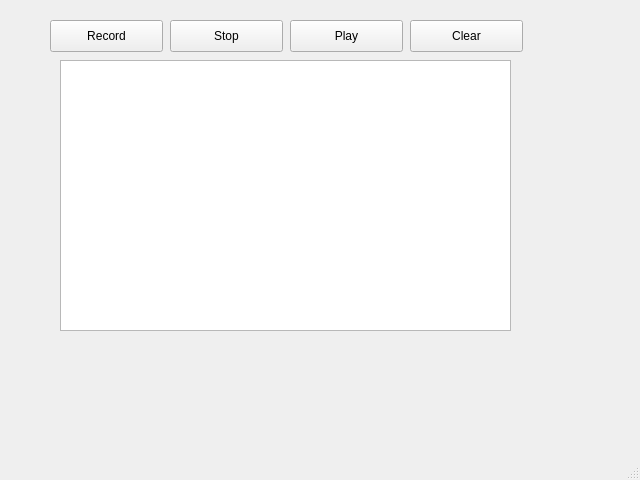
Qt form hw71/hw712_Qt_rtmidiin/mainwindow.ui (cam-br0wn/cs312) before a commit.
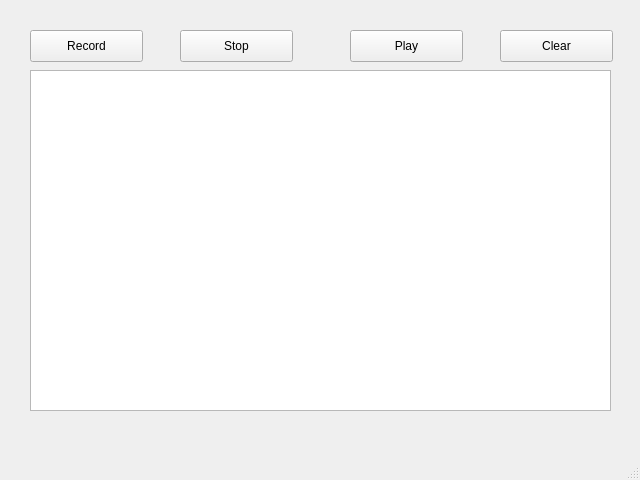
The same form after that commit.

Patch:
```diff
--- a/hw71/hw712_Qt_rtmidiin/mainwindow.ui
+++ b/hw71/hw712_Qt_rtmidiin/mainwindow.ui
@@ -29,8 +29,8 @@
    <widget class="QPushButton" name="pushButton_record">
     <property name="geometry">
      <rect>
-      <x>50</x>
-      <y>20</y>
+      <x>30</x>
+      <y>30</y>
       <width>113</width>
       <height>32</height>
      </rect>
@@ -39,24 +39,11 @@
      <string>Record</string>
     </property>
    </widget>
-   <widget class="QPushButton" name="pushButton_stop">
-    <property name="geometry">
-     <rect>
-      <x>170</x>
-      <y>20</y>
-      <width>113</width>
-      <height>32</height>
-     </rect>
-    </property>
-    <property name="text">
-     <string>Stop</string>
-    </property>
-   </widget>
    <widget class="QPushButton" name="pushButton_play">
     <property name="geometry">
      <rect>
-      <x>290</x>
-      <y>20</y>
+      <x>350</x>
+      <y>30</y>
       <width>113</width>
       <height>32</height>
      </rect>
@@ -65,11 +52,24 @@
      <string>Play</string>
     </property>
    </widget>
+   <widget class="QPushButton" name="pushButton_stop">
+    <property name="geometry">
+     <rect>
+      <x>180</x>
+      <y>30</y>
+      <width>113</width>
+      <height>32</height>
+     </rect>
+    </property>
+    <property name="text">
+     <string>Stop</string>
+    </property>
+   </widget>
    <widget class="QPushButton" name="pushButton_clear">
     <property name="geometry">
      <rect>
-      <x>410</x>
-      <y>20</y>
+      <x>500</x>
+      <y>30</y>
       <width>113</width>
       <height>32</height>
      </rect>
@@ -81,10 +81,10 @@
    <widget class="QPlainTextEdit" name="plainTextEdit">
     <property name="geometry">
      <rect>
-      <x>60</x>
-      <y>60</y>
-      <width>451</width>
-      <height>271</height>
+      <x>30</x>
+      <y>70</y>
+      <width>581</width>
+      <height>341</height>
      </rect>
     </property>
     <property name="horizontalScrollBarPolicy">
```
Left out of the diff: 2 changed lines with no effect on the pictures.
